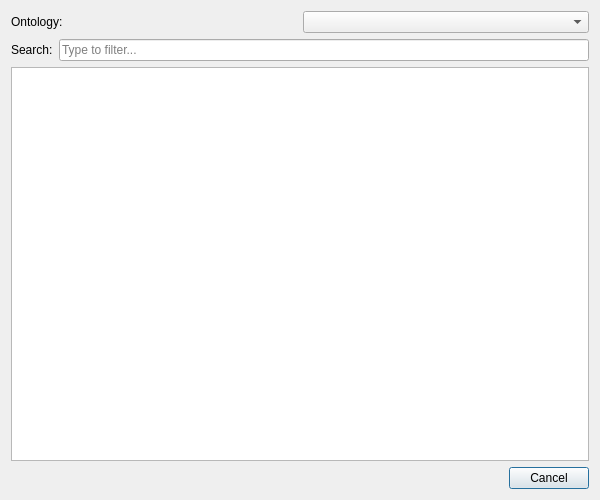
Qt form brick_app_v2/ui/ontology_browser_simple.ui (heinz-preisig/DASH_GUI) before a commit.
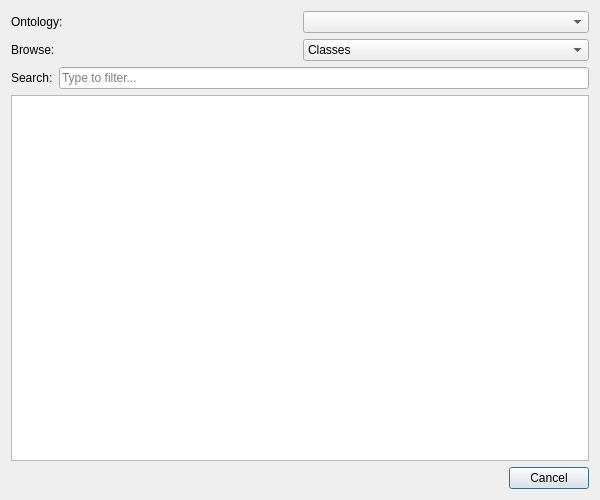
The same form after that commit.

```diff
--- a/brick_app_v2/ui/ontology_browser_simple.ui
+++ b/brick_app_v2/ui/ontology_browser_simple.ui
@@ -31,6 +31,31 @@
      </item>
     </layout>
    </item>
+   <item>
+    <layout class="QHBoxLayout" name="modeLayout">
+     <item>
+      <widget class="QLabel" name="modeLabel">
+       <property name="text">
+        <string>Browse:</string>
+       </property>
+      </widget>
+     </item>
+     <item>
+      <widget class="QComboBox" name="mode_combo">
+       <item>
+        <property name="text">
+         <string>Classes</string>
+        </property>
+       </item>
+       <item>
+        <property name="text">
+         <string>Properties</string>
+        </property>
+       </item>
+      </widget>
+     </item>
+    </layout>
+   </item>
    <item>
     <layout class="QHBoxLayout" name="searchLayout">
      <item>
```
